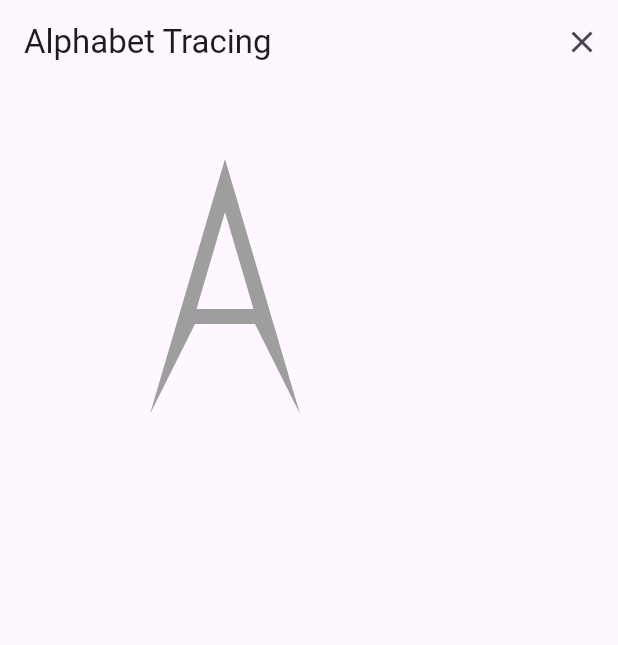
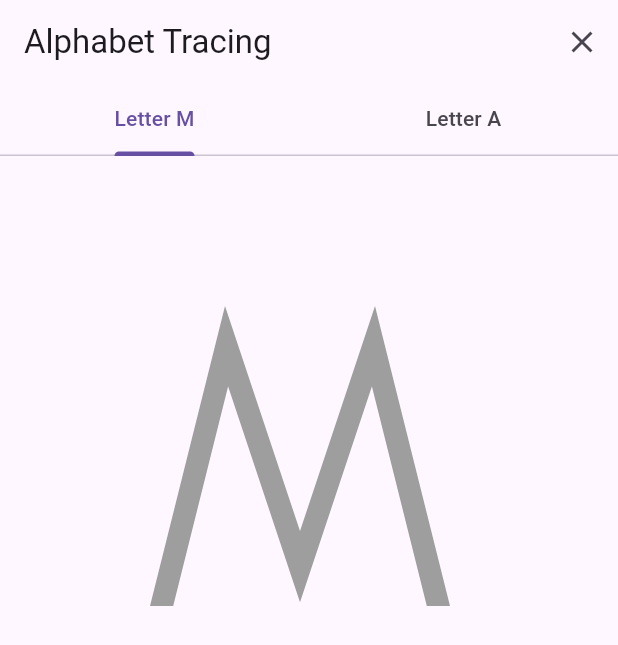
Before and after one commit to dinadendan/pyramakersTask, a Flutter app: the screen it shows after launch, on a phone screen of 412 x 824 dp. Shown: the top 645 px of the screen. Run offline on Flutter 3.47's test engine with Material 3 defaults, Android fonts, the phone set to English and light mode, and no system bars; our stand-ins replace flutter_bloc.

Commit message:
some edits

```diff
--- a/lib/features/tracing/logic/tracing_cubit.dart
+++ b/lib/features/tracing/logic/tracing_cubit.dart
@@ -7,6 +7,8 @@ class TracingCubit extends Cubit<TracingState> {
   TracingCubit() : super(TracingStateInitial());
 
   List<Offset?> _points = [];
+  String letter  = 'M';
+
 
   List<Offset?> get points => _points;
 
@@ -20,4 +22,10 @@ class TracingCubit extends Cubit<TracingState> {
     emit(TracingStateClearPoints());
   }
 
+  void changeLetter(String newLetter) {
+    letter = newLetter;
+    _points = [];
+    emit(TracingStateChangeLetter());
+  }
+
 }
--- a/lib/features/tracing/logic/tracing_states.dart
+++ b/lib/features/tracing/logic/tracing_states.dart
@@ -1,9 +1,10 @@
-abstract class TracingState {
-  const TracingState();
-}
 
- class TracingStateInitial extends TracingState{}
+abstract class TracingState {}
 
- class TracingAddPoints extends TracingState{}
+class TracingStateInitial extends TracingState{}
+
+class TracingAddPoints extends TracingState{}
 
 class TracingStateClearPoints extends TracingState{}
+
+class TracingStateChangeLetter extends TracingState{}
--- a/lib/features/tracing/ui/tracing_painter.dart
+++ b/lib/features/tracing/ui/tracing_painter.dart
@@ -13,7 +13,7 @@ class TracingPainter extends CustomPainter {
     final outlinePaint = Paint()
       ..color = Colors.grey
       ..style = PaintingStyle.stroke
-      ..strokeWidth = 20.0;
+      ..strokeWidth = 30.0;
 
     Path path = LetterPaths.getPathForLetter(letter);
     final matrix = Matrix4.identity()
--- a/lib/features/tracing/ui/tracing_screen.dart
+++ b/lib/features/tracing/ui/tracing_screen.dart
@@ -9,12 +9,27 @@ class TracingScreen extends StatelessWidget {
 
   @override
   Widget build(BuildContext context) {
-    return BlocBuilder<TracingCubit,TracingState>(
-      builder:(context,state){
+    return DefaultTabController(
+      length: 2,
+      child: BlocBuilder<TracingCubit, TracingState>(
+        builder: (context, state) {
           final cubit = context.read<TracingCubit>();
           return Scaffold(
             appBar: AppBar(
               title: const Text('Alphabet Tracing'),
+              bottom: TabBar(
+                onTap: (index) {
+                  if (index == 0) {
+                    cubit.changeLetter('M');
+                  } else if (index == 1) {
+                    cubit.changeLetter('A');
+                  }
+                },
+                tabs: const [
+                  Tab(text: 'Letter M'),
+                  Tab(text: 'Letter A'),
+                ],
+              ),
               actions: [
                 IconButton(
                   icon: const Icon(Icons.clear),
@@ -24,11 +39,21 @@ class TracingScreen extends StatelessWidget {
                 ),
               ],
             ),
-          body: const Center(
+            body: const TabBarView(
+              physics: NeverScrollableScrollPhysics(),
+
+              children: [
+                Center(
+                  child: TracingCanvas(letter: 'M'),
+                ),
+                Center(
                   child: TracingCanvas(letter: 'A'),
+                ),
+              ],
+            ),
+          );
+        },
       ),
     );
   }
-    );
 }
-}
```
Lines whose indentation alone changed are shown as unchanged.
